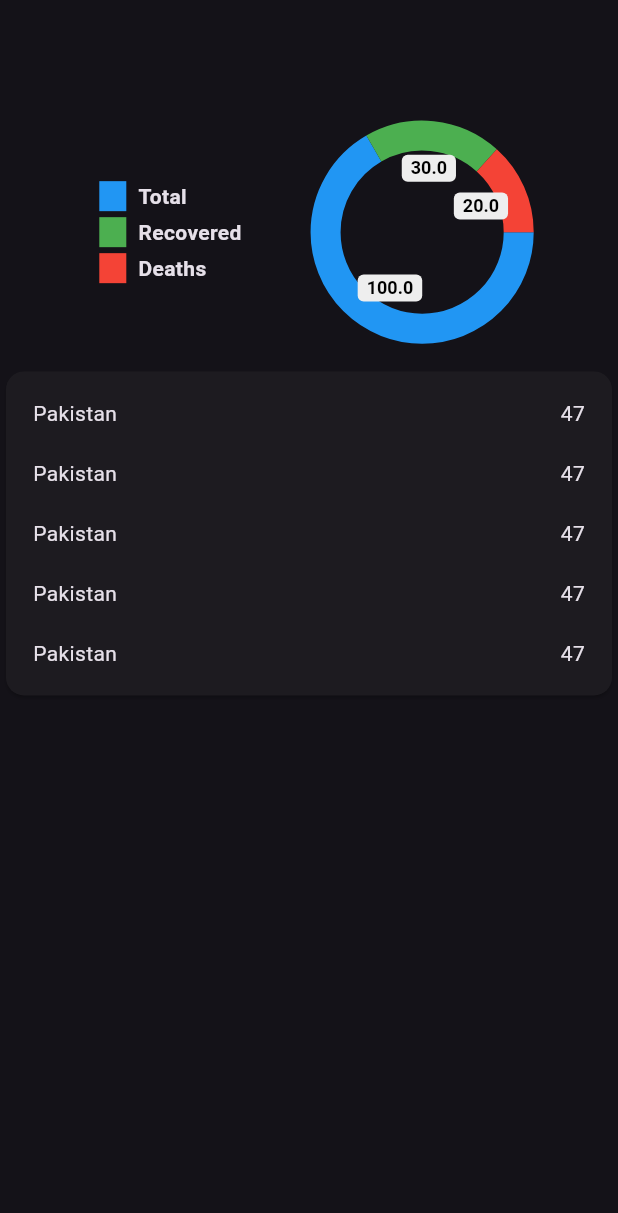
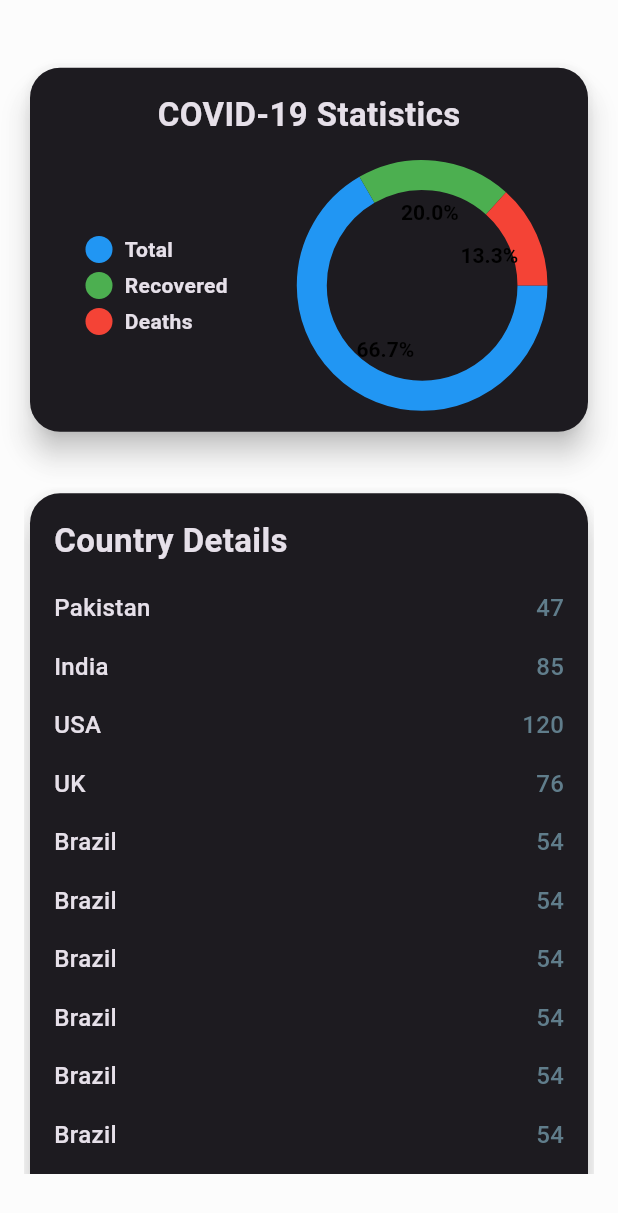
Before and after one commit to ShnAhmad/Covid_Tracker, a Flutter app: the screen it shows after launch, on a phone screen of 412 x 824 dp. Shown: the top 1213 px of the screen. Run offline on Flutter 3.47's test engine with Material 3 defaults, Android fonts, the phone set to English and light mode, and no system bars; drawn by our look-alikes of pie_chart.

Commit message:
working on design

```diff
--- a/lib/screens/states_screen.dart
+++ b/lib/screens/states_screen.dart
@@ -28,47 +28,116 @@ class _StatesScreenState extends State<StatesScreen>
   Widget build(BuildContext context) {
     final screenHeight = MediaQuery.of(context).size.height;
     final screenWidth = MediaQuery.of(context).size.width;
+
     return Scaffold(
+      backgroundColor: const Color.fromARGB(49, 238, 238, 238),
       body: SafeArea(
+        child: Padding(
+          padding: const EdgeInsets.symmetric(horizontal: 16.0),
+          child: Column(
+            crossAxisAlignment: CrossAxisAlignment.center,
+            children: [
+              SizedBox(height: screenHeight * 0.05),
+              // Pie Chart Section
+              Card(
+                elevation: 8,
+                shape: RoundedRectangleBorder(
+                  borderRadius: BorderRadius.circular(20),
+                ),
+                child: Padding(
+                  padding: const EdgeInsets.all(16.0),
                   child: Column(
                     children: [
-          SizedBox(height: screenHeight * 0.1),
+                      const Text(
+                        "COVID-19 Statistics",
+                        style: TextStyle(
+                          fontSize: 22,
+                          fontWeight: FontWeight.bold,
+                        ),
+                      ),
+                      SizedBox(height: screenHeight * 0.02),
                       PieChart(
                         dataMap: const {
                           'Total': 100,
                           'Recovered': 30,
                           'Deaths': 20,
                         },
-            animationDuration: const Duration(microseconds: 50),
+                        animationDuration: const Duration(milliseconds: 800),
                         chartType: ChartType.ring,
                         colorList: const [
                           Colors.blue,
                           Colors.green,
                           Colors.red,
                         ],
-            chartRadius: screenWidth / 3.2,
+                        chartRadius: screenWidth / 2.8,
+                        chartValuesOptions: const ChartValuesOptions(
+                          showChartValuesInPercentage: true,
+                          showChartValuesOutside: false,
+                          chartValueBackgroundColor: Colors.transparent,
+                          chartValueStyle: TextStyle(
+                            color: Colors.black,
+                            fontWeight: FontWeight.bold,
+                          ),
+                        ),
                         legendOptions: const LegendOptions(
                           legendPosition: LegendPosition.left,
-              legendShape: BoxShape.rectangle,
+                          legendShape: BoxShape.circle,
+                          showLegendsInRow: false,
+                          legendTextStyle: TextStyle(
+                            fontSize: 14,
+                            fontWeight: FontWeight.bold,
                           ),
                         ),
-          SizedBox(height: screenHeight * 0.02),
-          const Card(
-            child: Padding(
-              padding: EdgeInsets.all(8.0),
-              child: Column(
-                children: [
-                  ReuseableRow(title: 'Pakistan', value: '47'),
-                  ReuseableRow(title: 'Pakistan', value: '47'),
-                  ReuseableRow(title: 'Pakistan', value: '47'),
-                  ReuseableRow(title: 'Pakistan', value: '47'),
-                  ReuseableRow(title: 'Pakistan', value: '47'),
+                      ),
                     ],
                   ),
                 ),
-          )
+              ),
+              SizedBox(height: screenHeight * 0.04),
+              // Information Section
+              Expanded(
+                child: SingleChildScrollView(
+                  child: Card(
+                    elevation: 8,
+                    shape: RoundedRectangleBorder(
+                      borderRadius: BorderRadius.circular(20),
+                    ),
+                    child: const Padding(
+                      padding: EdgeInsets.all(16.0),
+                      child: Column(
+                        crossAxisAlignment: CrossAxisAlignment.start,
+                        children: [
+                          Text(
+                            "Country Details",
+                            style: TextStyle(
+                              fontSize: 22,
+                              fontWeight: FontWeight.bold,
+                            ),
+                          ),
+                          SizedBox(height: 10),
+                          ReuseableRow(title: 'Pakistan', value: '47'),
+                          ReuseableRow(title: 'India', value: '85'),
+                          ReuseableRow(title: 'USA', value: '120'),
+                          ReuseableRow(title: 'UK', value: '76'),
+                          ReuseableRow(title: 'Brazil', value: '54'),
+                          ReuseableRow(title: 'Brazil', value: '54'),
+                          ReuseableRow(title: 'Brazil', value: '54'),
+                          ReuseableRow(title: 'Brazil', value: '54'),
+                          ReuseableRow(title: 'Brazil', value: '54'),
+                          ReuseableRow(title: 'Brazil', value: '54'),
+                          ReuseableRow(title: 'Brazil', value: '54'),
+                          ReuseableRow(title: 'Brazil', value: '54'),
                         ],
-      )),
+                      ),
+                    ),
+                  ),
+                ),
+              ),
+              SizedBox(height: screenHeight * 0.05),
+            ],
+          ),
+        ),
+      ),
     );
   }
 }
@@ -80,10 +149,26 @@ class ReuseableRow extends StatelessWidget {
   @override
   Widget build(BuildContext context) {
     return Padding(
-      padding: const EdgeInsets.all(10.0),
+      padding: const EdgeInsets.symmetric(vertical: 8.0),
       child: Row(
         mainAxisAlignment: MainAxisAlignment.spaceBetween,
-        children: [Text(title), Text(value)],
+        children: [
+          Text(
+            title,
+            style: const TextStyle(
+              fontSize: 16,
+              fontWeight: FontWeight.w500,
+            ),
+          ),
+          Text(
+            value,
+            style: const TextStyle(
+              fontSize: 16,
+              fontWeight: FontWeight.w500,
+              color: Colors.blueGrey,
+            ),
+          ),
+        ],
       ),
     );
   }
```
Lines whose indentation alone changed are shown as unchanged.
